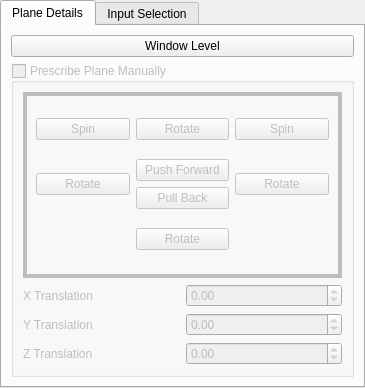
First picture: the form in rtUI/slice2DOptions.ui, repository pengwg/vurtigo, before the edit.
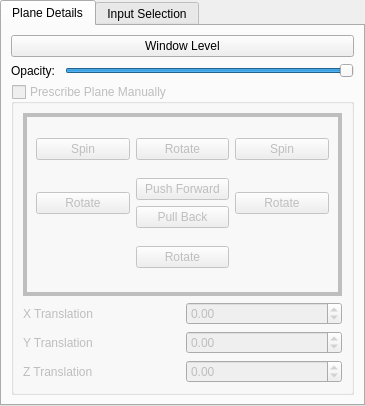
Second picture: the form after the edit.

Commit message:
Added a slider to control the opacity of 2D planes.
Analysis:
2D planes lacked an opacity control.

Resolution:
An opacity control was added for 2D planes

BugID: 781
Reviewed by:

Patch:
```diff
--- a/rtUI/slice2DOptions.ui
+++ b/rtUI/slice2DOptions.ui
@@ -7,7 +7,7 @@
     <x>0</x>
     <y>0</y>
     <width>365</width>
-    <height>388</height>
+    <height>406</height>
    </rect>
   </property>
   <property name="windowTitle">
@@ -37,6 +37,36 @@
          </property>
         </widget>
        </item>
+       <item>
+        <layout class="QHBoxLayout" name="opacityHorizontalLayout">
+         <item>
+          <widget class="QLabel" name="opacityLabel">
+           <property name="enabled">
+            <bool>true</bool>
+           </property>
+           <property name="text">
+            <string>Opacity: </string>
+           </property>
+          </widget>
+         </item>
+         <item>
+          <widget class="QSlider" name="opacitySlider">
+           <property name="enabled">
+            <bool>true</bool>
+           </property>
+           <property name="maximum">
+            <number>100</number>
+           </property>
+           <property name="value">
+            <number>100</number>
+           </property>
+           <property name="orientation">
+            <enum>Qt::Horizontal</enum>
+           </property>
+          </widget>
+         </item>
+        </layout>
+       </item>
        <item>
         <widget class="QGroupBox" name="prescribeGroupBox">
          <property name="enabled">
@@ -52,7 +82,7 @@
           <bool>false</bool>
          </property>
          <layout class="QGridLayout" name="gridLayout_2">
-          <item row="0" column="0">
+          <item row="1" column="0">
            <widget class="QFrame" name="frame">
             <property name="sizePolicy">
              <sizepolicy hsizetype="MinimumExpanding" vsizetype="MinimumExpanding">
@@ -139,7 +169,7 @@
             </layout>
            </widget>
           </item>
-          <item row="2" column="0">
+          <item row="3" column="0">
            <layout class="QHBoxLayout" name="horizontalLayout_3">
             <item>
              <widget class="QLabel" name="label">
@@ -160,7 +190,7 @@
             </item>
            </layout>
           </item>
-          <item row="3" column="0">
+          <item row="4" column="0">
            <layout class="QHBoxLayout" name="horizontalLayout_2">
             <item>
              <widget class="QLabel" name="label_2">
@@ -181,7 +211,7 @@
             </item>
            </layout>
           </item>
-          <item row="4" column="0">
+          <item row="5" column="0">
            <layout class="QHBoxLayout" name="horizontalLayout">
             <item>
              <widget class="QLabel" name="label_3">
```
The commit also changes 3 other files.
